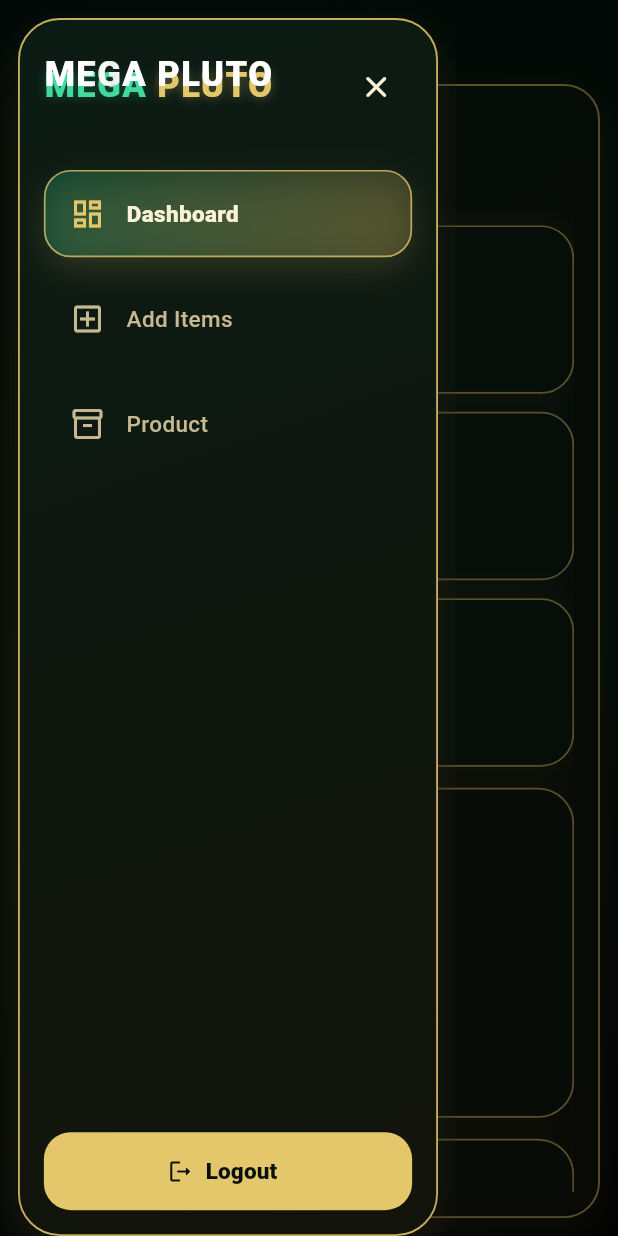
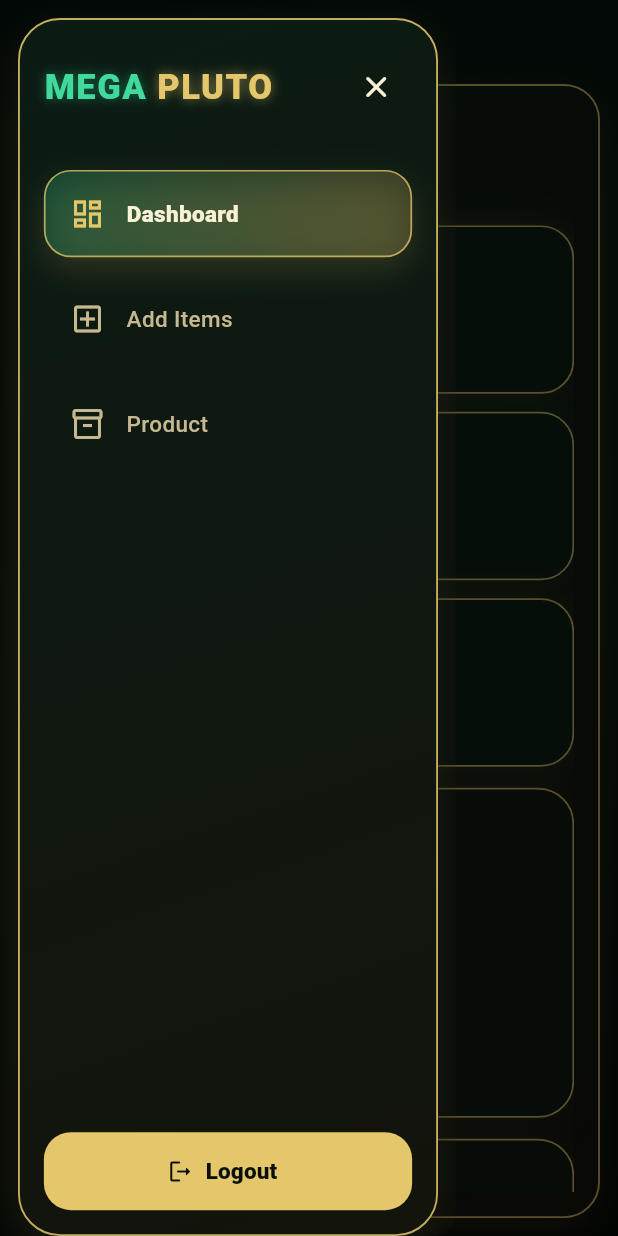
Before and after one commit to JamesSerenio/Items, a Flutter app: the AdminMenu screen opened directly, with the side drawer open, on a phone screen of 412 x 824 dp. Run offline on Flutter 3.47's test engine with Material 3 defaults, Android fonts, the phone set to English and light mode, and no system bars; our stand-ins replace supabase_flutter; accounts and stored records are empty.

Commit message:
added code for product style

```diff
--- a/lib/admin/admin_menu.dart
+++ b/lib/admin/admin_menu.dart
@@ -26,8 +26,8 @@ class _AdminMenuState extends State<AdminMenu>
     super.initState();
     _brandController = AnimationController(
       vsync: this,
-      duration: const Duration(milliseconds: 2300),
-    )..repeat();
+      duration: const Duration(seconds: 2),
+    )..repeat(reverse: true);
   }
 
   @override
@@ -55,80 +55,50 @@ class _AdminMenuState extends State<AdminMenu>
     final collapsed = _isCollapsed && !mobile;
 
     if (collapsed) {
-      return AnimatedScale(
-        scale: 1,
-        duration: const Duration(milliseconds: 300),
-        child: Container(
-          width: 42,
-          height: 42,
-          alignment: Alignment.center,
-          decoration: AdminMenuStyles.brandCollapsedDecoration,
-          child: const Text(
-            'MP',
-            style: AdminMenuStyles.brandCollapsedTextStyle,
-          ),
-        ),
-      );
+      return const SizedBox.shrink(); // ✅ wala nang MP kapag collapsed
     }
 
-    return AnimatedBuilder(
+    return SizedBox(
+      height: 58,
+      child: AnimatedBuilder(
         animation: _brandController,
         builder: (context, _) {
-        return Container(
-          height: 52,
-          padding: const EdgeInsets.symmetric(horizontal: 0, vertical: 7),
-          decoration: AdminMenuStyles.brandBoxDecoration,
-          child: Stack(
-            alignment: Alignment.centerLeft,
-            children: [
-              RichText(
-                text: const TextSpan(
+          final glow = 0.35 + (_brandController.value * 0.35);
+
+          return Padding(
+            padding: const EdgeInsets.only(top: 19), // ✅ pababa konti
+            child: RichText(
+              text: TextSpan(
                 style: AdminMenuStyles.brandTextStyle,
                 children: [
                   TextSpan(
                     text: 'MEGA ',
-                      style: AdminMenuStyles.brandMegaTextStyle,
-                    ),
-                    TextSpan(
-                      text: 'PLUTO',
-                      style: AdminMenuStyles.brandPlutoTextStyle,
+                    style: AdminMenuStyles.brandMegaTextStyle.copyWith(
+                      shadows: [
+                        Shadow(
+                          color: AdminMenuStyles.megaGreen.withOpacity(glow),
+                          blurRadius: 9,
                         ),
                       ],
                     ),
                   ),
-              Positioned.fill(
-                child: IgnorePointer(
-                  child: ShaderMask(
-                    blendMode: BlendMode.srcATop,
-                    shaderCallback: (bounds) {
-                      final x = -1.25 + (_brandController.value * 2.5);
-                      return LinearGradient(
-                        begin: Alignment(x, 0),
-                        end: Alignment(x + 0.45, 0),
-                        colors: [
-                          Colors.transparent,
-                          Colors.white.withOpacity(0.28),
-                          Colors.transparent,
+                  TextSpan(
+                    text: 'PLUTO',
+                    style: AdminMenuStyles.brandPlutoTextStyle.copyWith(
+                      shadows: [
+                        Shadow(
+                          color: AdminMenuStyles.plutoGold.withOpacity(glow),
+                          blurRadius: 9,
+                        ),
                       ],
-                        stops: const [0.25, 0.5, 0.75],
-                      ).createShader(bounds);
-                    },
-                    child: RichText(
-                      text: const TextSpan(
-                        style: AdminMenuStyles.brandTextStyle,
-                        children: [
-                          TextSpan(text: 'MEGA '),
-                          TextSpan(text: 'PLUTO'),
-                        ],
-                      ),
-                    ),
-                  ),
                     ),
                   ),
                 ],
               ),
+            ),
           );
         },
+      ),
     );
   }
 
@@ -192,18 +162,8 @@ class _AdminMenuState extends State<AdminMenu>
         children: [
           SizedBox(
             height: 58,
-            child: _isCollapsed
-                ? Center(
-                    child: IconButton(
-                      onPressed: _toggleSidebar,
-                      icon: const Icon(
-                        Icons.menu_rounded,
-                        color: AdminMenuStyles.textPrimary,
-                        size: 28,
-                      ),
-                    ),
-                  )
-                : Row(
+            child: Row(
+              crossAxisAlignment: CrossAxisAlignment.center,
               children: [
                 IconButton(
                   onPressed: _toggleSidebar,
@@ -213,12 +173,13 @@ class _AdminMenuState extends State<AdminMenu>
                     size: 28,
                   ),
                 ),
-                      const SizedBox(width: 8),
+                if (!_isCollapsed) ...[
+                  const SizedBox(width: 12),
                   Expanded(child: _buildBrand()),
+                ],
               ],
             ),
           ),
-          if (_isCollapsed) ...[const SizedBox(height: 10), _buildBrand()],
           const SizedBox(height: 26),
           _menuTiles(isMobile: false),
           const Spacer(),
--- a/lib/styles/admin_menu_styles.dart
+++ b/lib/styles/admin_menu_styles.dart
@@ -46,8 +46,16 @@ class AdminMenuStyles {
     ],
   );
 
-  static final BoxDecoration brandBoxDecoration = const BoxDecoration(
-    color: Colors.transparent,
+  static final BoxDecoration brandBoxDecoration = BoxDecoration(
+    borderRadius: BorderRadius.circular(16),
+    gradient: LinearGradient(
+      colors: [megaGreen.withOpacity(0.18), plutoGold.withOpacity(0.18)],
+    ),
+    border: Border.all(color: plutoGold.withOpacity(0.65)),
+    boxShadow: [
+      BoxShadow(color: plutoGold.withOpacity(0.16), blurRadius: 16),
+      BoxShadow(color: megaGreen.withOpacity(0.12), blurRadius: 16),
+    ],
   );
 
   static final BoxDecoration brandCollapsedDecoration = BoxDecoration(
```
Also changed, not shown: lib/styles/add_items_styles.dart (+27 -34 lines). Lines whose indentation alone changed are shown as unchanged.
